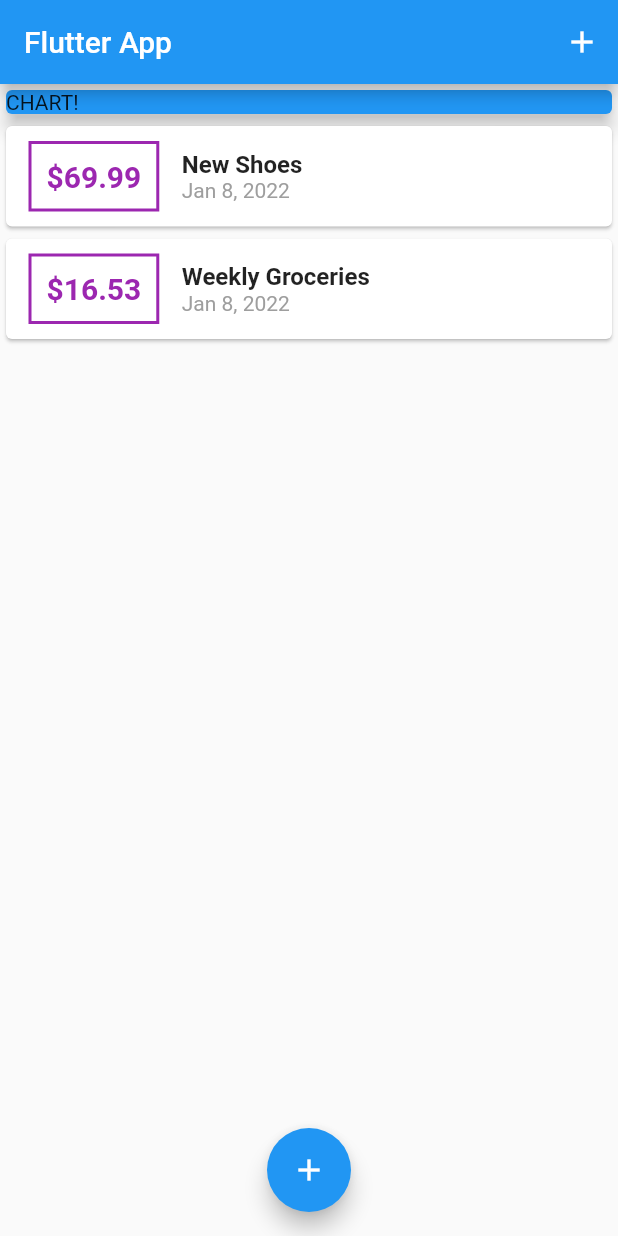
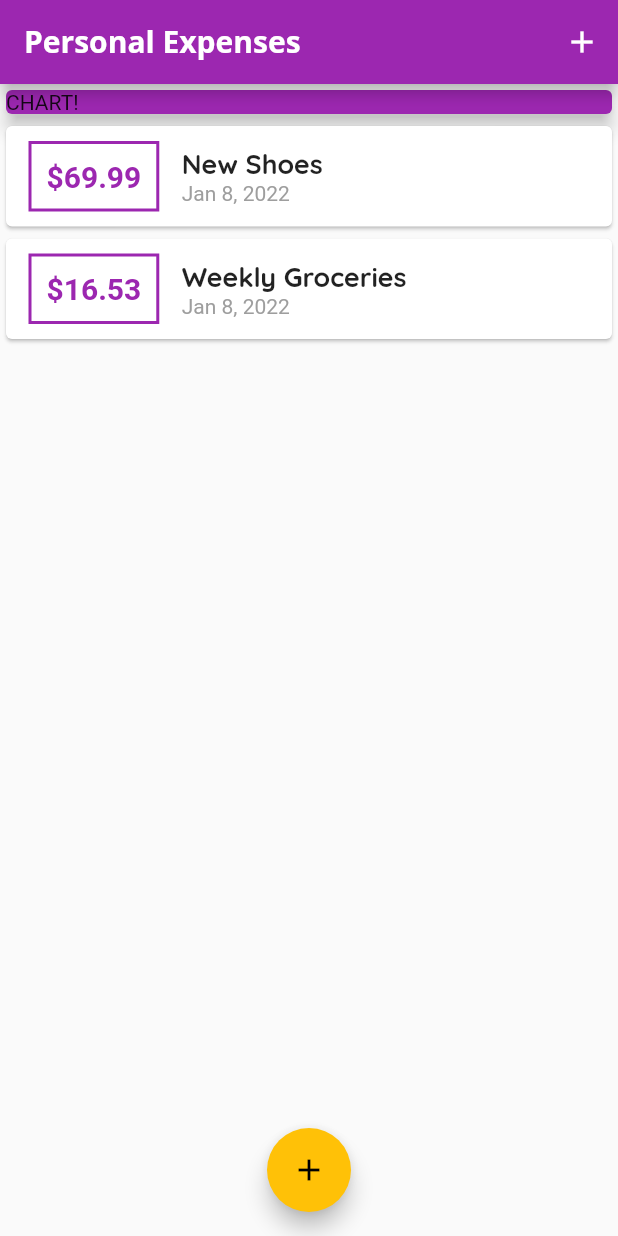
Before and after one commit to aderito95/ExpensesApp, a Flutter app: the screen it shows after launch, on a phone screen of 412 x 824 dp. Run offline on Flutter 3.47's test engine with Material 2 defaults, Android fonts, the phone set to English and light mode, and no system bars.

Commit message:
add styles

```diff
--- a/lib/main.dart
+++ b/lib/main.dart
@@ -10,8 +10,28 @@ class MyApp extends StatelessWidget {
   @override
   Widget build(BuildContext context) {
     return MaterialApp(
-      title: 'Flutter App',
+      title: 'Personal Expenses',
       home: MyHomePage(),
+      theme: ThemeData(
+        primarySwatch: Colors.purple,
+        accentColor: Colors.amber,
+        fontFamily: 'Quicksand',
+        textTheme: ThemeData.light().textTheme.copyWith(
+              headline6: TextStyle(
+                fontFamily: 'Quicksand',
+                fontWeight: FontWeight.bold,
+                fontSize: 18,
+              ),
+            ),
+        appBarTheme: AppBarTheme(
+          titleTextStyle: TextStyle(
+            //sets the font for all the textfield marked as title
+            fontFamily: 'OpenSans',
+            fontSize: 20,
+            fontWeight: FontWeight.bold,
+          ),
+        ),
+      ),
     );
   }
 }
@@ -70,7 +90,9 @@ class _MyHomePageState extends State<MyHomePage> {
   Widget build(BuildContext context) {
     return Scaffold(
       appBar: AppBar(
-        title: Text('Flutter App'),
+        title: Text(
+          'Personal Expenses',
+        ),
         actions: <Widget>[
           IconButton(
             icon: Icon(Icons.add),
@@ -86,7 +108,7 @@ class _MyHomePageState extends State<MyHomePage> {
             Container(
               width: double.infinity,
               child: Card(
-                color: Colors.blue,
+                color: Theme.of(context).primaryColor,
                 child: Text('CHART!'),
                 elevation: 5,
               ),
--- a/lib/widgets/transaction_list.dart
+++ b/lib/widgets/transaction_list.dart
@@ -24,7 +24,7 @@ class TransactionList extends StatelessWidget {
                   ),
                   decoration: BoxDecoration(
                     border: Border.all(
-                      color: Colors.purple,
+                      color: Theme.of(context).primaryColor,
                       width: 2,
                     ),
                   ),
@@ -34,7 +34,7 @@ class TransactionList extends StatelessWidget {
                     style: TextStyle(
                       fontWeight: FontWeight.bold,
                       fontSize: 20,
-                      color: Colors.purple,
+                      color: Theme.of(context).primaryColor,
                     ),
                   ),
                 ),
@@ -43,10 +43,7 @@ class TransactionList extends StatelessWidget {
                   children: <Widget>[
                     Text(
                       transactions[index].title,
-                      style: TextStyle(
-                        fontSize: 16,
-                        fontWeight: FontWeight.bold,
-                      ),
+                      style: Theme.of(context).textTheme.headline6,
                     ),
                     Text(
                       DateFormat.yMMMd().format(transactions[index].date),
```
Also changed, not shown: pubspec.yaml (+11 -6 lines), assets/fonts/OpenSans-Bold.ttf (added), assets/fonts/OpenSans-Regular.ttf (added), assets/fonts/Quicksand-Bold.ttf (added), assets/fonts/Quicksand-Light.ttf (added), assets/fonts/Quicksand-Medium.ttf (added), assets/fonts/Quicksand-Regular.ttf (added).
